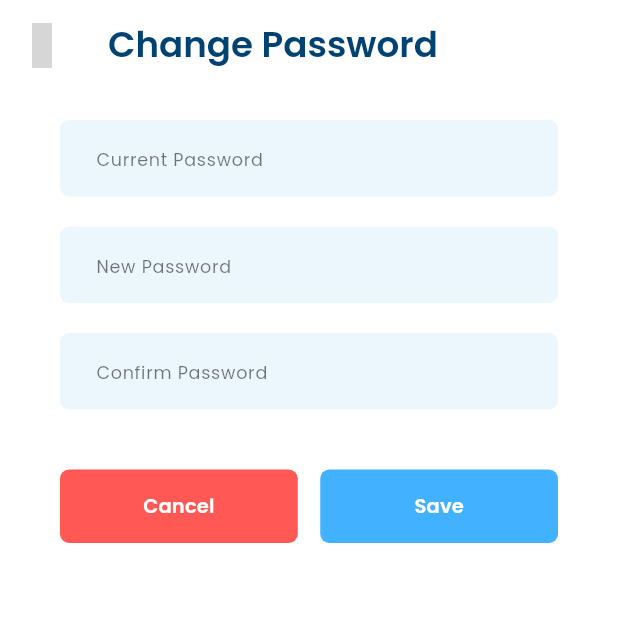
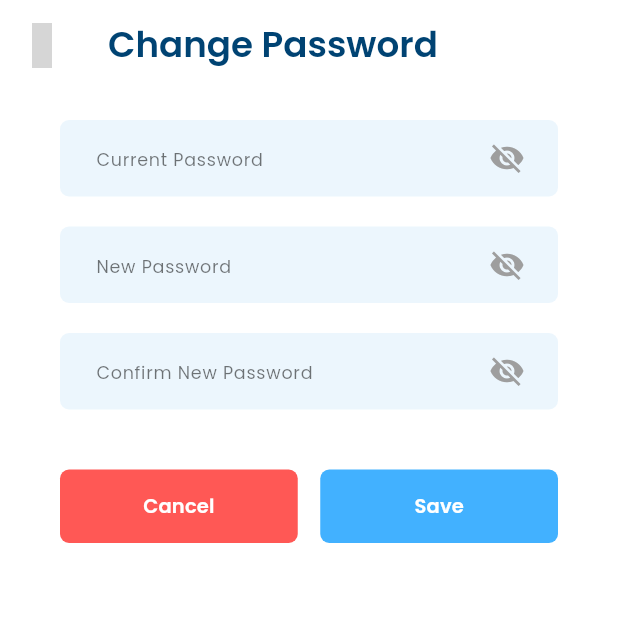
Before and after one commit to daffayudisaa/moodify_mobile, a Flutter app: the ChangePasswordPage screen opened by its route, on a phone screen of 412 x 824 dp, the top half of it. Run offline on Flutter 3.47's test engine with Material 3 defaults, Android fonts, the phone set to English and light mode, and no system bars; our stand-ins replace bloc, camera, equatable, flutter_bloc, flutter_dotenv, hugeicons and 4 more; missing offline and left inert: spotify_sdk; accounts and stored records are empty; grey boxes are pictures that could not be loaded.

Commit message:
feat: implement visibility toggle for password fields

```diff
--- a/lib/presentation/pages/change_password/change_password.dart
+++ b/lib/presentation/pages/change_password/change_password.dart
@@ -21,6 +21,9 @@ class _ChangePasswordPageState extends State<ChangePasswordPage> {
   final TextEditingController _newPasswordController = TextEditingController();
   final TextEditingController _confirmPasswordController =
       TextEditingController();
+  bool isCurrentPasswordVisible = false;
+  bool isNewPasswordVisible = false;
+  bool isConfirmNewPasswordVisible = false;
 
   bool _hasChanges = false;
 
@@ -227,25 +230,80 @@ class _ChangePasswordPageState extends State<ChangePasswordPage> {
           child: Column(
             crossAxisAlignment: CrossAxisAlignment.start,
             children: [
-              CustomTextField(
-                obscureText: true,
-                controller: _currentPasswordController,
-                hintText: 'Current Password',
-                onChanged: (text) => _onTextChanged(),
+              Stack(
+                alignment: Alignment.centerRight,
+                children: [
+                  CustomTextField(
+                    hintText: 'Current Password',
+                    obscureText: !isCurrentPasswordVisible,
+                    controller: _currentPasswordController,
+                  ),
+                  Padding(
+                    padding: const EdgeInsets.only(right: 10.0), // Geser ikon ke kiri
+                    child: IconButton(
+                      icon: Icon(
+                        isCurrentPasswordVisible ? Icons.visibility : Icons.visibility_off,
+                        color: Colors.grey,
+                      ),
+                      onPressed: () {
+                        setState(() {
+                          isCurrentPasswordVisible = !isCurrentPasswordVisible;
+                        });
+                      },
+                    ),
+                  ),
+                ],
+              ),
+
+              const SizedBox(height: 20),
+              Stack(
+                alignment: Alignment.centerRight,
+                children: [
+                  CustomTextField(
+                    hintText: 'New Password',
+                    obscureText: !isNewPasswordVisible,
+                    controller: _newPasswordController,
+                  ),
+                  Padding(
+                    padding: const EdgeInsets.only(right: 10.0), // Geser ikon ke kiri
+                    child: IconButton(
+                      icon: Icon(
+                        isNewPasswordVisible ? Icons.visibility : Icons.visibility_off,
+                        color: Colors.grey,
+                      ),
+                      onPressed: () {
+                        setState(() {
+                          isNewPasswordVisible = !isNewPasswordVisible;
+                        });
+                      },
+                    ),
+                  ),
+                ],
               ),
               const SizedBox(height: 20),
-              CustomTextField(
-                obscureText: true,
-                controller: _newPasswordController,
-                hintText: 'New Password',
-                onChanged: (text) => _onTextChanged(),
-              ),
-              const SizedBox(height: 20),
-              CustomTextField(
-                obscureText: true,
-                controller: _confirmPasswordController,
-                hintText: 'Confirm Password',
-                onChanged: (text) => _onTextChanged(),
+              Stack(
+                alignment: Alignment.centerRight,
+                children: [
+                  CustomTextField(
+                    hintText: 'Confirm New Password',
+                    obscureText: !isConfirmNewPasswordVisible,
+                    controller: _confirmPasswordController,
+                  ),
+                  Padding(
+                    padding: const EdgeInsets.only(right: 10.0), // Geser ikon ke kiri
+                    child: IconButton(
+                      icon: Icon(
+                        isConfirmNewPasswordVisible ? Icons.visibility : Icons.visibility_off,
+                        color: Colors.grey,
+                      ),
+                      onPressed: () {
+                        setState(() {
+                          isConfirmNewPasswordVisible = !isConfirmNewPasswordVisible;
+                        });
+                      },
+                    ),
+                  ),
+                ],
               ),
               const SizedBox(height: 40),
               Row(
```
Also changed, not shown: lib/presentation/pages/auth/sign_in.dart (+27 -4 lines), lib/presentation/pages/auth/sign_up.dart (+51 -9 lines).
